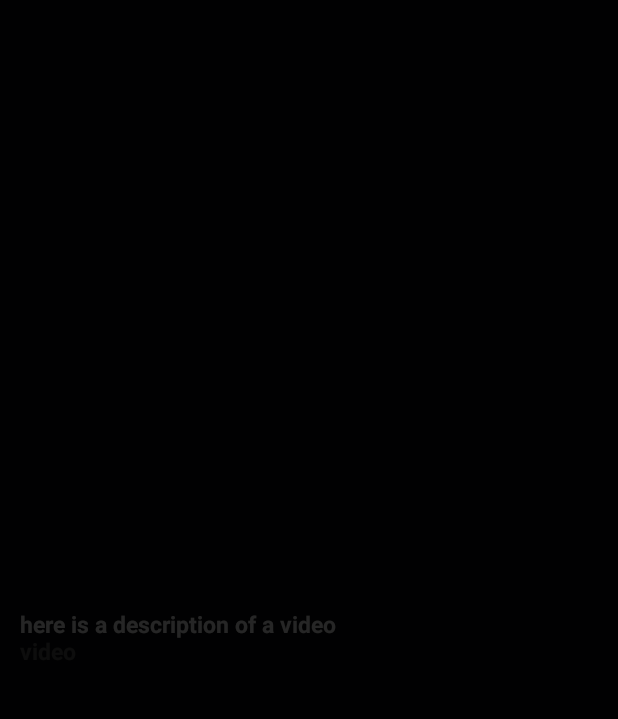
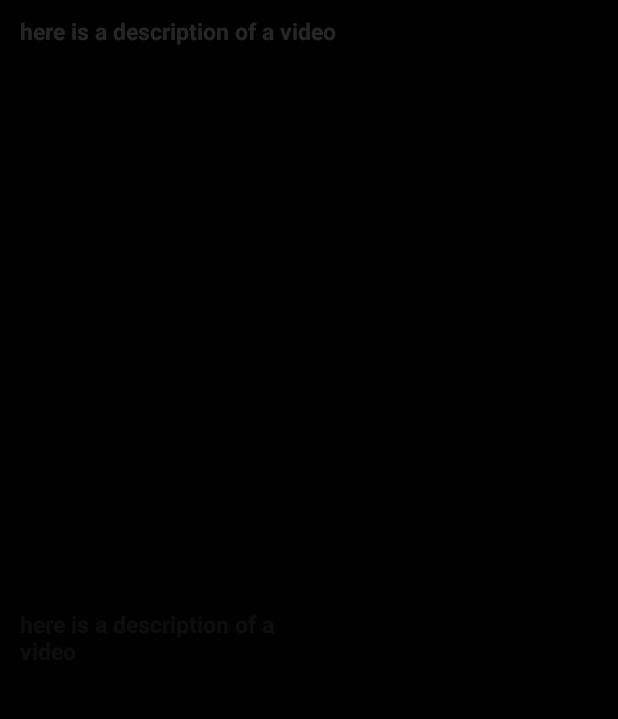
Before and after one commit to sagreine/homeGymTv, an Android app: the layout activity_media_viewer.xml on its own in the app's theme, with its tools: preview values and no code run, on a phone screen of 412 x 824 dp, the part 84-803 px from its top. Run offline under Robolectric (Android 15) with nearby library versions, the phone set to English and light mode, and no system bars.

Commit message:
barebones layout is in

```diff
--- a/app/src/main/res/layout/activity_media_viewer.xml
+++ b/app/src/main/res/layout/activity_media_viewer.xml
@@ -128,7 +128,7 @@
         android:layout_height="wrap_content"
         android:layout_below="@id/surfaceViewPlayer"
         android:layout_marginStart="13dp"
-        android:layout_marginTop="405dp"
+        android:layout_marginTop="10dp"
         android:layout_marginEnd="70dp"
         android:layout_marginBottom="254dp"
         android:ellipsize="end"
```
Also changed, not shown: 6 other files.
